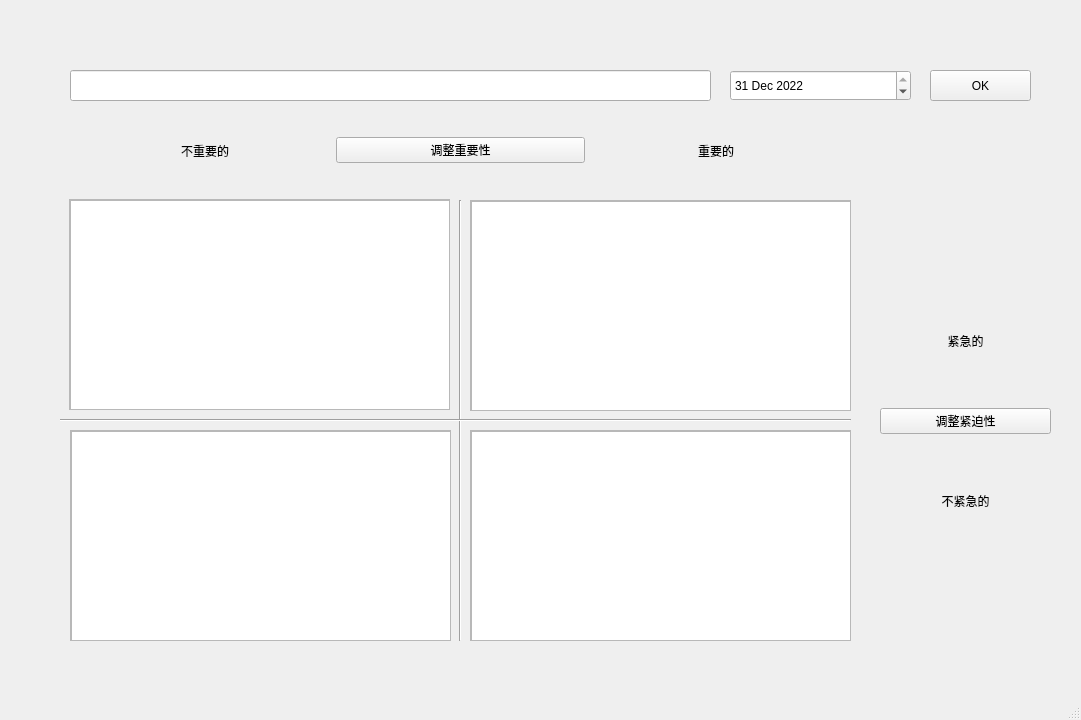
This is src/ToDo.ui in haomingbai/todo as Qt 5 draws it before an edit. The edited form follows.
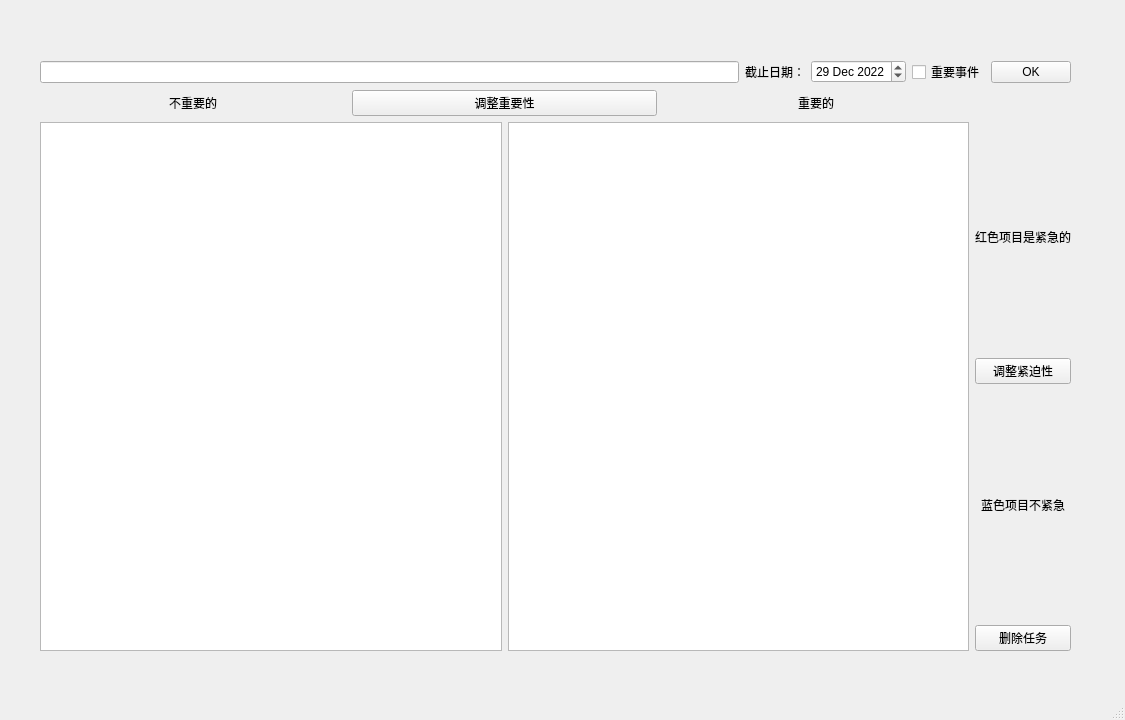
This is the edited form.

Patch:
```diff
--- a/src/ToDo.ui
+++ b/src/ToDo.ui
@@ -6,7 +6,7 @@
    <rect>
     <x>0</x>
     <y>0</y>
-    <width>1081</width>
+    <width>1125</width>
     <height>720</height>
    </rect>
   </property>
@@ -14,183 +14,30 @@
    <string>ToDo</string>
   </property>
   <widget class="QWidget" name="centralwidget">
-   <widget class="Line" name="line">
+   <widget class="QWidget" name="layoutWidget">
     <property name="geometry">
      <rect>
-      <x>450</x>
-      <y>200</y>
-      <width>20</width>
-      <height>441</height>
+      <x>40</x>
+      <y>60</y>
+      <width>1031</width>
+      <height>591</height>
      </rect>
     </property>
-    <property name="orientation">
-     <enum>Qt::Vertical</enum>
-    </property>
-   </widget>
-   <widget class="Line" name="line_2">
-    <property name="geometry">
-     <rect>
-      <x>60</x>
-      <y>410</y>
-      <width>791</width>
-      <height>20</height>
-     </rect>
-    </property>
-    <property name="orientation">
-     <enum>Qt::Horizontal</enum>
-    </property>
-   </widget>
-   <widget class="QScrollArea" name="scrollArea">
-    <property name="geometry">
-     <rect>
-      <x>69</x>
-      <y>199</y>
-      <width>381</width>
-      <height>211</height>
-     </rect>
-    </property>
-    <property name="widgetResizable">
-     <bool>true</bool>
-    </property>
-    <widget class="QWidget" name="scrollAreaWidgetContents">
-     <property name="geometry">
-      <rect>
-       <x>0</x>
-       <y>0</y>
-       <width>379</width>
-       <height>209</height>
-      </rect>
-     </property>
-     <widget class="QUndoView" name="undoView">
-      <property name="geometry">
-       <rect>
-        <x>0</x>
-        <y>0</y>
-        <width>381</width>
-        <height>211</height>
-       </rect>
-      </property>
-     </widget>
-    </widget>
-   </widget>
-   <widget class="QScrollArea" name="scrollArea_2">
-    <property name="geometry">
-     <rect>
-      <x>470</x>
-      <y>200</y>
-      <width>381</width>
-      <height>211</height>
-     </rect>
-    </property>
-    <property name="widgetResizable">
-     <bool>true</bool>
-    </property>
-    <widget class="QWidget" name="scrollAreaWidgetContents_3">
-     <property name="geometry">
-      <rect>
-       <x>0</x>
-       <y>0</y>
-       <width>379</width>
-       <height>209</height>
-      </rect>
-     </property>
-     <widget class="QUndoView" name="undoView_2">
-      <property name="geometry">
-       <rect>
-        <x>0</x>
-        <y>0</y>
-        <width>381</width>
-        <height>211</height>
-       </rect>
-      </property>
-     </widget>
-    </widget>
-   </widget>
-   <widget class="QScrollArea" name="scrollArea_3">
-    <property name="geometry">
-     <rect>
-      <x>70</x>
-      <y>430</y>
-      <width>381</width>
-      <height>211</height>
-     </rect>
-    </property>
-    <property name="widgetResizable">
-     <bool>true</bool>
-    </property>
-    <widget class="QWidget" name="scrollAreaWidgetContents_5">
-     <property name="geometry">
-      <rect>
-       <x>0</x>
-       <y>0</y>
-       <width>379</width>
-       <height>209</height>
-      </rect>
-     </property>
-     <widget class="QUndoView" name="undoView_3">
-      <property name="geometry">
-       <rect>
-        <x>0</x>
-        <y>0</y>
-        <width>381</width>
-        <height>211</height>
-       </rect>
-      </property>
-     </widget>
-    </widget>
-   </widget>
-   <widget class="QScrollArea" name="scrollArea_4">
-    <property name="geometry">
-     <rect>
-      <x>470</x>
-      <y>430</y>
-      <width>381</width>
-      <height>211</height>
-     </rect>
-    </property>
-    <property name="widgetResizable">
-     <bool>true</bool>
-    </property>
-    <widget class="QWidget" name="scrollAreaWidgetContents_6">
-     <property name="geometry">
-      <rect>
-       <x>0</x>
-       <y>0</y>
-       <width>379</width>
-       <height>209</height>
-      </rect>
-     </property>
-     <widget class="QUndoView" name="undoView_4">
-      <property name="geometry">
-       <rect>
-        <x>0</x>
-        <y>0</y>
-        <width>381</width>
-        <height>211</height>
-       </rect>
-      </property>
-     </widget>
-    </widget>
-   </widget>
-   <widget class="QLineEdit" name="lineEdit">
-    <property name="geometry">
-     <rect>
-      <x>70</x>
-      <y>70</y>
-      <width>641</width>
-      <height>31</height>
-     </rect>
-    </property>
-   </widget>
+    <layout class="QGridLayout" name="gridLayout_2">
+     <item row="0" column="0" colspan="2">
+      <layout class="QHBoxLayout" name="horizontalLayout_2">
+       <item>
+        <widget class="QLineEdit" name="task_body"/>
+       </item>
+       <item>
+        <widget class="QLabel" name="label_5">
+         <property name="text">
+          <string>截止日期：</string>
+         </property>
+        </widget>
+       </item>
+       <item>
    <widget class="QDateEdit" name="dateEdit">
-    <property name="geometry">
-     <rect>
-      <x>730</x>
-      <y>70</y>
-      <width>181</width>
-      <height>31</height>
-     </rect>
-    </property>
     <property name="dateTime">
      <datetime>
       <hour>16</hour>
@@ -198,71 +45,28 @@
       <second>0</second>
       <year>2022</year>
       <month>12</month>
-      <day>31</day>
+           <day>29</day>
      </datetime>
     </property>
    </widget>
-   <widget class="QPushButton" name="pushButton_2">
-    <property name="geometry">
-     <rect>
-      <x>930</x>
-      <y>70</y>
-      <width>101</width>
-      <height>31</height>
-     </rect>
-    </property>
+       </item>
+       <item>
+        <widget class="QCheckBox" name="important_or_not">
+         <property name="text">
+          <string>重要事件</string>
+         </property>
+        </widget>
+       </item>
+       <item>
+        <widget class="QPushButton" name="OK">
     <property name="text">
      <string>OK</string>
     </property>
    </widget>
-   <widget class="QWidget" name="">
-    <property name="geometry">
-     <rect>
-      <x>880</x>
-      <y>280</y>
-      <width>171</width>
-      <height>281</height>
-     </rect>
-    </property>
-    <layout class="QVBoxLayout" name="verticalLayout">
-     <item>
-      <widget class="QLabel" name="label_3">
-       <property name="text">
-        <string>紧急的</string>
-       </property>
-       <property name="alignment">
-        <set>Qt::AlignCenter</set>
-       </property>
-      </widget>
-     </item>
-     <item>
-      <widget class="QPushButton" name="pushButton_3">
-       <property name="text">
-        <string>调整紧迫性</string>
-       </property>
-      </widget>
-     </item>
-     <item>
-      <widget class="QLabel" name="label_4">
-       <property name="text">
-        <string>不紧急的</string>
-       </property>
-       <property name="alignment">
-        <set>Qt::AlignCenter</set>
-       </property>
-      </widget>
-     </item>
-    </layout>
-   </widget>
-   <widget class="QWidget" name="">
-    <property name="geometry">
-     <rect>
-      <x>80</x>
-      <y>130</y>
-      <width>761</width>
-      <height>41</height>
-     </rect>
-    </property>
+       </item>
+      </layout>
+     </item>
+     <item row="1" column="0">
     <layout class="QHBoxLayout" name="horizontalLayout">
      <item>
       <widget class="QLabel" name="label">
@@ -298,6 +102,56 @@
       </widget>
      </item>
     </layout>
+     </item>
+     <item row="2" column="1">
+      <layout class="QVBoxLayout" name="verticalLayout">
+       <item>
+        <widget class="QLabel" name="label_3">
+         <property name="text">
+          <string>红色项目是紧急的</string>
+         </property>
+         <property name="alignment">
+          <set>Qt::AlignCenter</set>
+         </property>
+        </widget>
+       </item>
+       <item>
+        <widget class="QPushButton" name="modify_urgency">
+         <property name="text">
+          <string>调整紧迫性</string>
+         </property>
+        </widget>
+       </item>
+       <item>
+        <widget class="QLabel" name="label_4">
+         <property name="text">
+          <string>蓝色项目不紧急</string>
+         </property>
+         <property name="alignment">
+          <set>Qt::AlignCenter</set>
+         </property>
+        </widget>
+       </item>
+       <item>
+        <widget class="QPushButton" name="delete_2">
+         <property name="text">
+          <string>删除任务</string>
+         </property>
+        </widget>
+       </item>
+      </layout>
+     </item>
+     <item row="2" column="0">
+      <layout class="QGridLayout" name="gridLayout">
+       <item row="1" column="0">
+        <widget class="QListWidget" name="unimportant_task"/>
+       </item>
+       <item row="1" column="1">
+        <widget class="QListWidget" name="important_task"/>
+       </item>
+      </layout>
+     </item>
+    </layout>
    </widget>
   </widget>
   <widget class="QMenuBar" name="menubar">
```
Left out of the diff: 4 changed lines with no effect on the pictures. Lines whose indentation alone changed are shown as unchanged.
